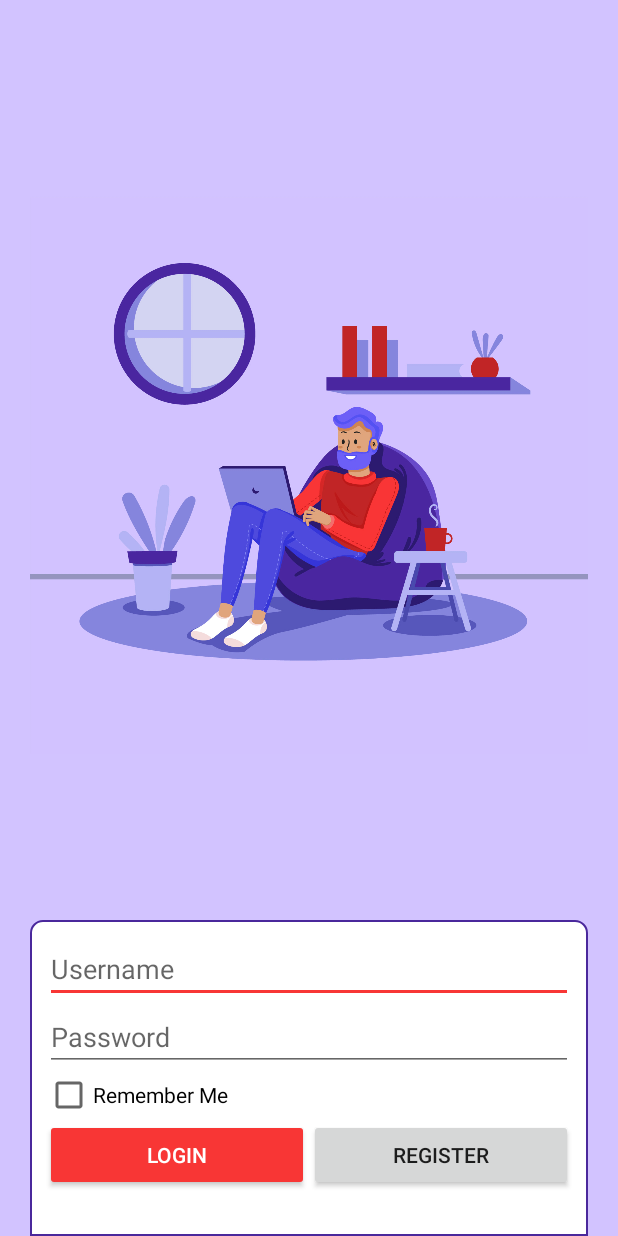
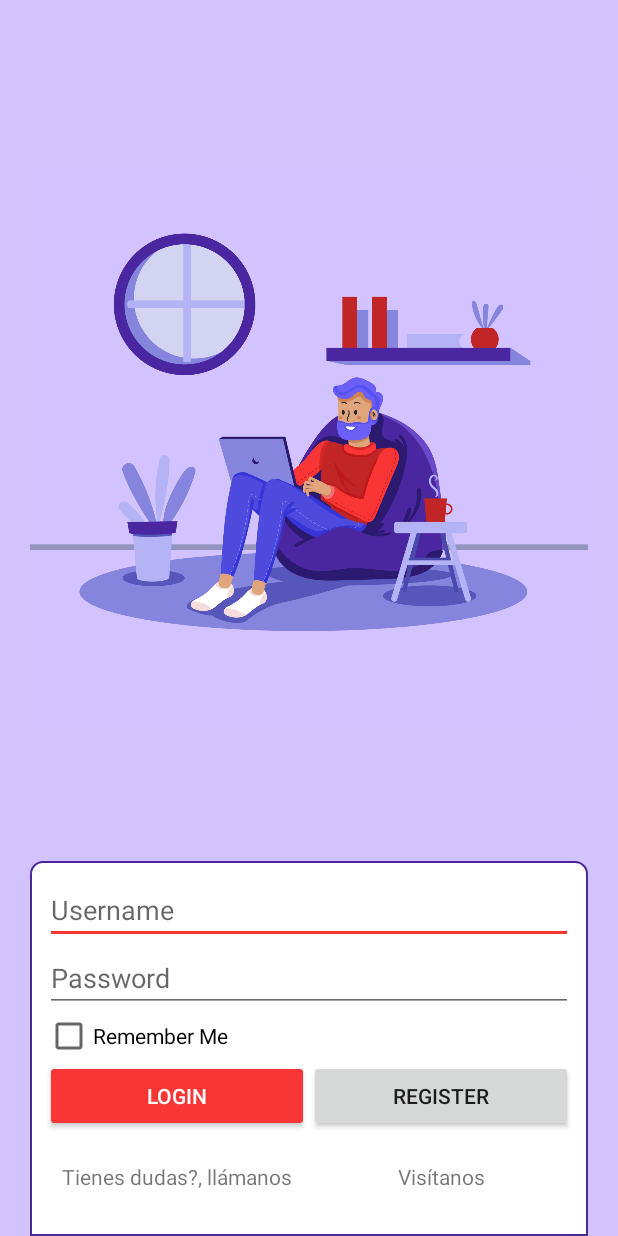
Before and after one commit to andres-vasquez-coderoad-com/progra3-2020, an Android app: the screen it shows after launch (LoginActivity), on a phone screen of 412 x 824 dp. Run offline under Robolectric (Android 15) with nearby library versions, the phone set to English and light mode, and no system bars; Roboto replaces fonts that are not available here.

```diff
--- a/app/src/main/java/com/andresvasquez/holamundoenclases/LoginActivity.java
+++ b/app/src/main/java/com/andresvasquez/holamundoenclases/LoginActivity.java
@@ -3,6 +3,7 @@ package com.andresvasquez.holamundoenclases;
 import androidx.appcompat.app.AppCompatActivity;
 
 import android.content.Intent;
+import android.net.Uri;
 import android.os.Bundle;
 import android.text.Editable;
 import android.text.TextWatcher;
@@ -161,5 +162,18 @@ public class LoginActivity extends AppCompatActivity {
         Log.e(LOG, "onDestroy");
     }
 
+    public void call(View view) {
+        /*Intent intent = new Intent();
+        intent.setAction(Intent.ACTION_SEND);
+        intent.putExtra(Intent.EXTRA_TEXT, "Hola me interesa saber más sobre la App");
+        intent.setType("text/plain");
+        startActivity(intent);*/
 
+        Intent intent = new Intent(Intent.ACTION_DIAL, Uri.parse("tel:" + "60507900"));
+        startActivity(intent);
+    }
+
+    public void showMap(View view) {
+
+    }
 }
--- a/app/src/main/res/layout/activity_login.xml
+++ b/app/src/main/res/layout/activity_login.xml
@@ -63,6 +63,29 @@
                 android:layout_weight="1"
                 android:text="@string/register" />
         </LinearLayout>
+
+        <LinearLayout
+            android:layout_width="match_parent"
+            android:layout_height="wrap_content"
+            android:layout_marginTop="20dp"
+            android:orientation="horizontal">
+
+            <TextView
+                android:layout_width="0dp"
+                android:layout_height="wrap_content"
+                android:layout_weight="50"
+                android:gravity="center"
+                android:onClick="call"
+                android:text="Tienes dudas?, llámanos" />
+
+            <TextView
+                android:layout_width="0dp"
+                android:layout_height="wrap_content"
+                android:layout_weight="50"
+                android:gravity="center"
+                android:onClick="showMap"
+                android:text="Visítanos" />
+        </LinearLayout>
     </LinearLayout>
 
     <ImageView
```
